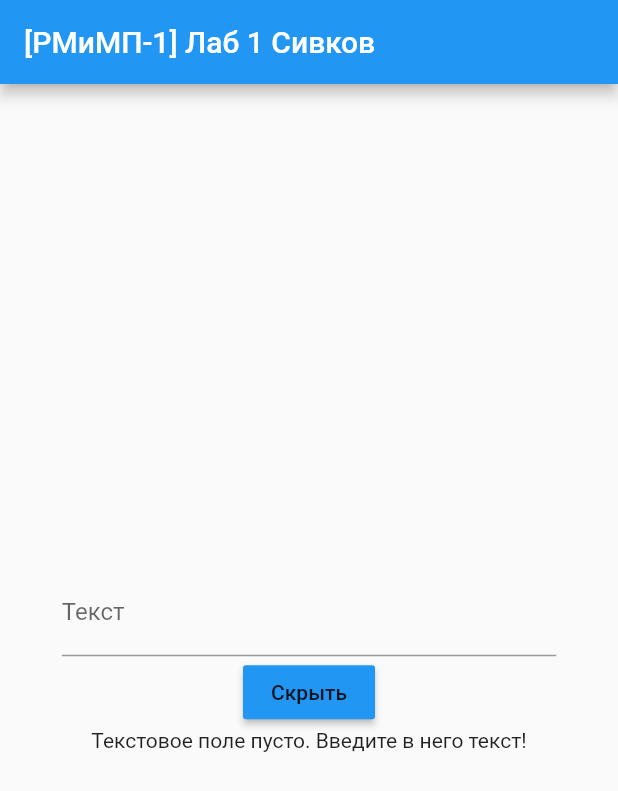
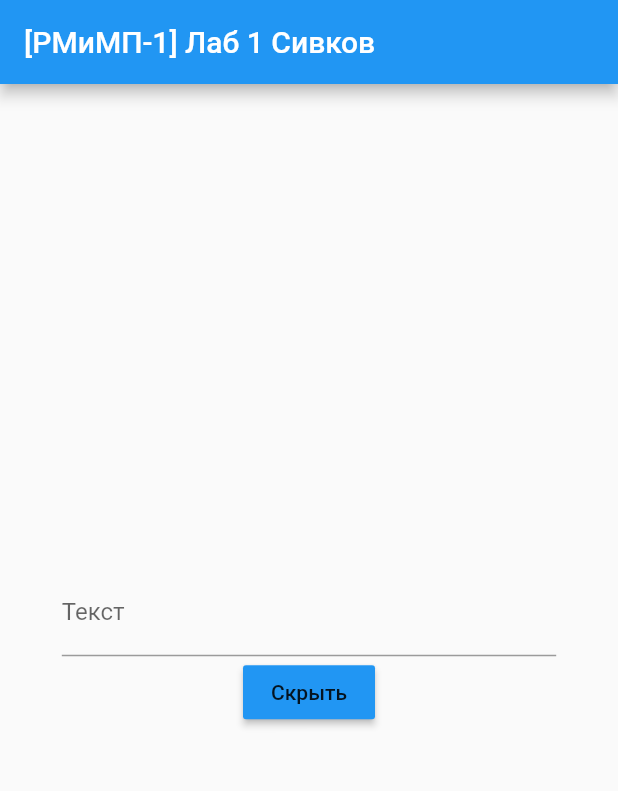
Before and after one commit to sivkov-rmimp-labs/lab1-hello-world, a Flutter app: the screen it shows after launch, after a tap on "Отобразить", on a phone screen of 412 x 824 dp. Shown: the top 791 px of the screen. Run offline on Flutter 3.47's test engine with Material 2 defaults, Android fonts, the phone set to English and light mode, and no system bars.

Commit message:
Fix review comments

```diff
--- a/lib/main.dart
+++ b/lib/main.dart
@@ -47,9 +47,7 @@ class _MyHomePageState extends State<MyHomePage> {
               TextField(
                 decoration: const InputDecoration(labelText: 'Текст', hintText: 'Введите текст сюда'),
                 onChanged: (value) {
-                  setState(() {
-                    textFieldValue = value;
-                  });
+                  textFieldValue = value;
                 },
               ),
               MaterialButton(
@@ -61,12 +59,7 @@ class _MyHomePageState extends State<MyHomePage> {
                 },
                 child: Text(textShown ? 'Скрыть' : 'Отобразить'),
               ),
-              if (textShown)
-                Text(
-                  textFieldValue.isNotEmpty
-                      ? 'Содержимое текстового поля: $textFieldValue'
-                      : 'Текстовое поле пусто. Введите в него текст!',
-                ),
+              Text(textShown ? textFieldValue : ''),
             ],
           ),
         ),
```
Also changed, not shown: pubspec.lock.
